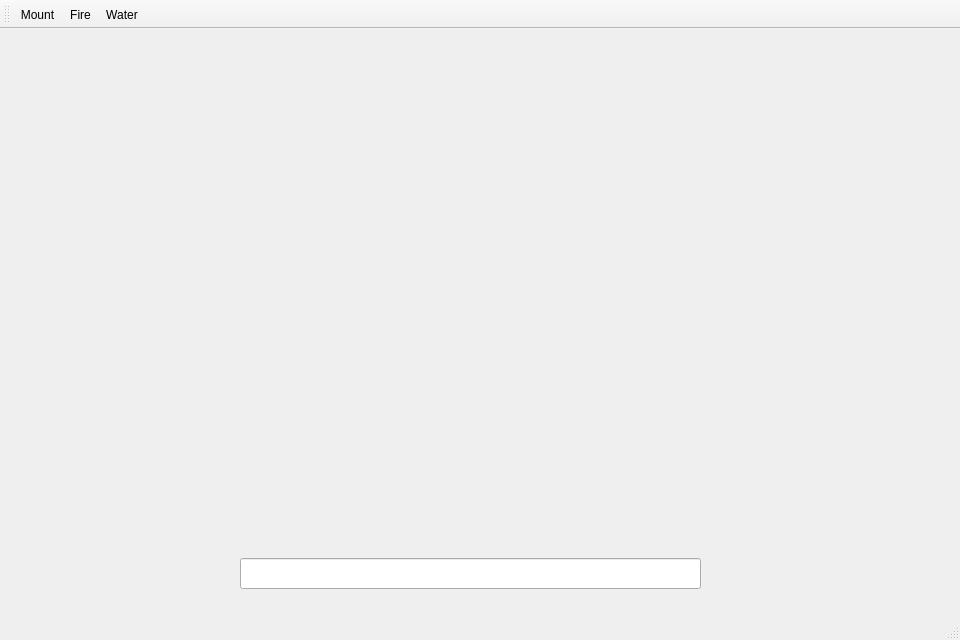
Elgce/Dynasties, file mainwindow.ui: the form before one commit.
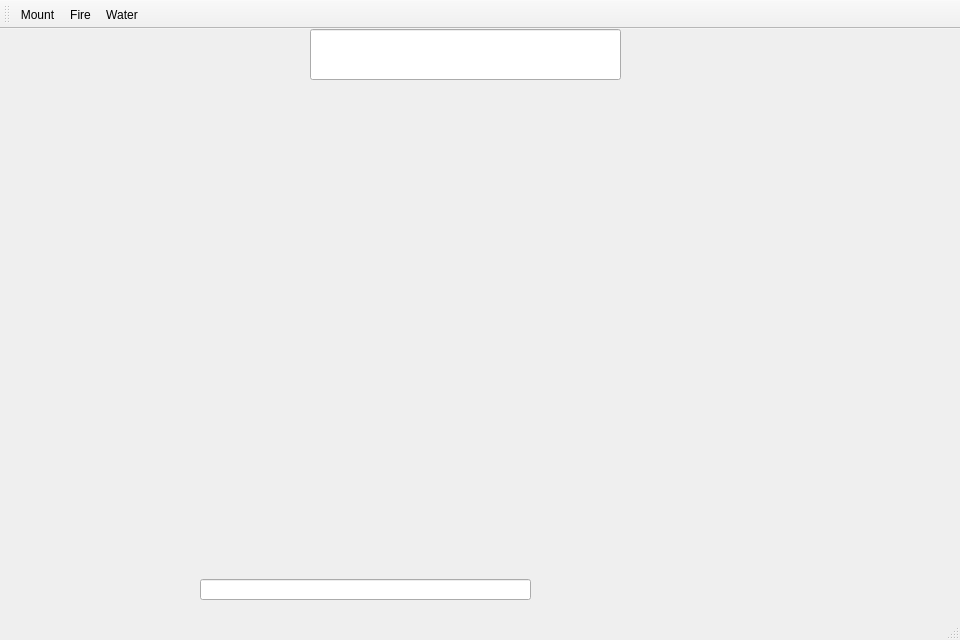
The form after the commit. Icons and pictures are not drawn.

The edit to the form file:
```diff
--- a/mainwindow.ui
+++ b/mainwindow.ui
@@ -27,9 +27,9 @@
     <property name="geometry">
      <rect>
       <x>0</x>
-      <y>0</y>
+      <y>50</y>
       <width>961</width>
-      <height>531</height>
+      <height>481</height>
      </rect>
     </property>
     <layout class="QVBoxLayout" name="verticalLayout"/>
@@ -37,10 +37,20 @@
    <widget class="QLineEdit" name="lineEdit">
     <property name="geometry">
      <rect>
-      <x>240</x>
-      <y>529</y>
-      <width>461</width>
-      <height>31</height>
+      <x>200</x>
+      <y>550</y>
+      <width>331</width>
+      <height>21</height>
+     </rect>
+    </property>
+   </widget>
+   <widget class="QLineEdit" name="Titleline">
+    <property name="geometry">
+     <rect>
+      <x>310</x>
+      <y>0</y>
+      <width>311</width>
+      <height>51</height>
      </rect>
     </property>
    </widget>
```
